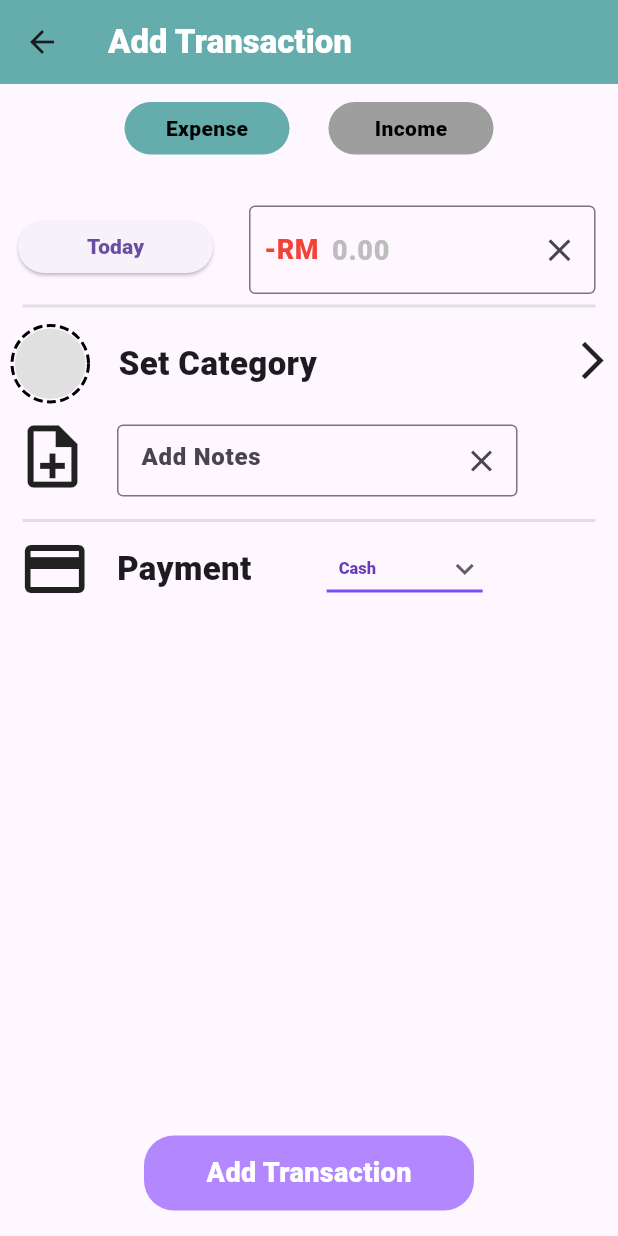
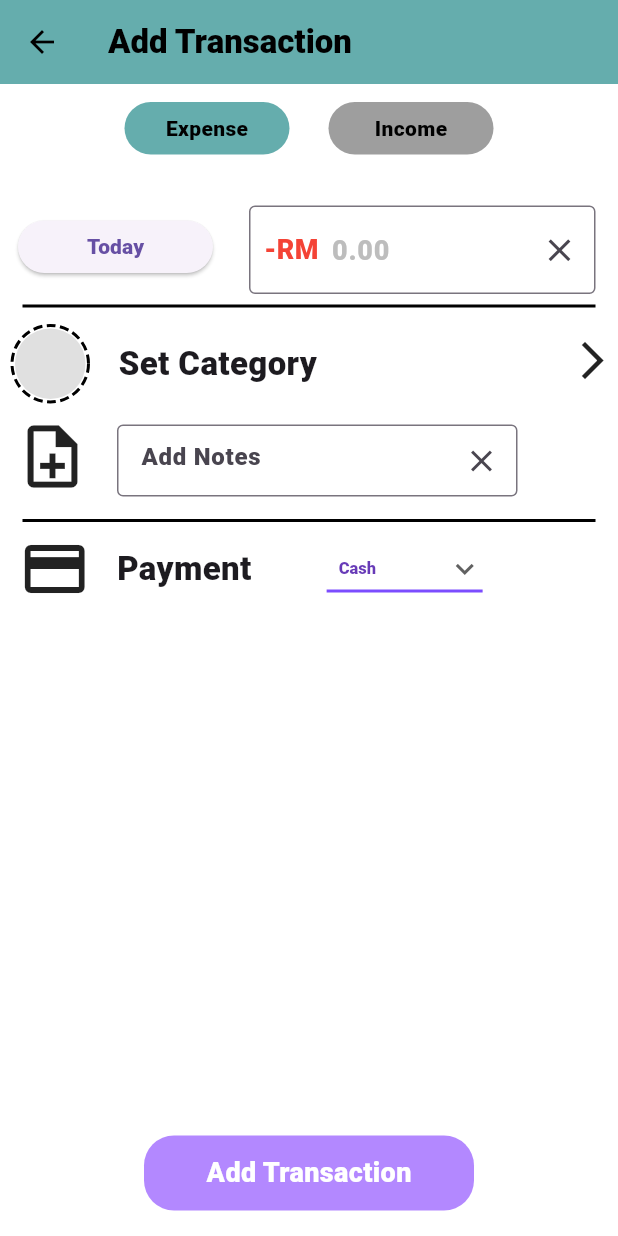
Before and after one commit to daniaalhakim14/workshop2, a Flutter app: the add_transaction screen opened directly with empty values, on a phone screen of 412 x 824 dp. Run offline on Flutter 3.47's test engine with Material 3 defaults, Android fonts, the phone set to English and light mode, and no system bars; drawn by our look-alikes of dotted_border; our stand-ins replace carousel_slider, dio, fl_chart, flutter_local_notifications, get, get_storage and 6 more; missing offline and left inert: dart:html, month_year_picker, pusher_client; accounts and stored records are empty; network calls fail.

Commit message:
app appearance dark mode editing

```diff
--- a/lib/View/Insight_page/transaction_page/add_transaction.dart
+++ b/lib/View/Insight_page/transaction_page/add_transaction.dart
@@ -2,9 +2,11 @@ import 'package:dotted_border/dotted_border.dart';
 import 'package:flutter/material.dart';
 import 'package:flutter/services.dart';
 import 'package:intl/intl.dart';
+import 'package:provider/provider.dart';
 import '../../../Model/InsightPage_model.dart';
 import '../../../Model/SignupLoginPage_model.dart';
 import '../../../ViewModel/InsightPage_ViewModel/InsightPage_View_Model.dart';
+import '../../../ViewModel/app_appearance_viewmodel.dart';
 import '../../../admin_dashboard/view_model/notification_vm.dart';
 import '../../main_pages/insight_page.dart';
 import 'category_page.dart';
@@ -45,11 +47,22 @@ class _add_transactionState extends State<add_transaction> {
 
 
   @override
-  Widget build(BuildContext context){
+  Widget build(BuildContext context) {
+    final isDarkMode = Provider.of<AppAppearanceViewModel>(context).isDarkMode;
+    final backgroundColor = isDarkMode ? Colors.black : Colors.white;
+    final textColor = isDarkMode ? Colors.black : Colors.white;
+    final appBarColor = isDarkMode ? Colors.black : const Color(0xFF65ADAD);
+    final highlightColor = isDarkMode ? Colors.teal : const Color(0xFF65ADAD);
     return Scaffold(
+      backgroundColor: backgroundColor,
+
       appBar: AppBar(
-        title: const Text('Add Transaction',
-          style: TextStyle(color: Colors.white, fontWeight: FontWeight.bold),
+        backgroundColor: isDarkMode ? Colors.black : const Color(0xFF65ADAD),
+        iconTheme: IconThemeData(
+          color: isDarkMode ? Colors.white : Colors.black, // Back arrow color
+        ),
+        title: Text('Add Transaction',
+          style: TextStyle(color: isDarkMode ? Colors.white :  Colors.black, fontWeight: FontWeight.bold),
         ),
       ),
       body: SingleChildScrollView(
@@ -206,7 +219,7 @@ class _add_transactionState extends State<add_transaction> {
                       padding: const EdgeInsets.symmetric(horizontal: 13.0),
                       child: Divider(
                         thickness: 2,
-                        color: Colors.grey[300],
+                        color: Colors.black,
                       ),
                     ),
                     // set Category column
@@ -327,7 +340,7 @@ class _add_transactionState extends State<add_transaction> {
                       padding: const EdgeInsets.symmetric(horizontal: 13.0),
                       child: Divider(
                         thickness: 2,
-                        color: Colors.grey[300],
+                        color: isDarkMode ? Colors.white : Colors.black,
                       ),
                     ),
                     // Payment type
--- a/lib/configure_API.dart
+++ b/lib/configure_API.dart
@@ -1,6 +1,6 @@
 class AppConfig {
   // Base URL for API
-  static String baseUrl = 'http://10.131.77.247:3000';
+  static String baseUrl = 'http://10.131.79.104:3000';
 
   // Function to update the base URL dynamically
   static void updateBaseUrl(String newBaseUrl) {
```
Also changed, not shown: lib/View/Insight_page/analysis_page/analysis_tab_page.dart (+10 -0 lines), lib/View/Insight_page/transaction_page/TransactionDetailScreen.dart (+21 -4 lines), lib/View/Insight_page/transaction_page/category_page.dart (+15 -1 lines), lib/View/Insight_page/transaction_page/subcategory_page.dart (+12 -0 lines), lib/View/Main_pages/insight_page.dart (+20 -4 lines).
